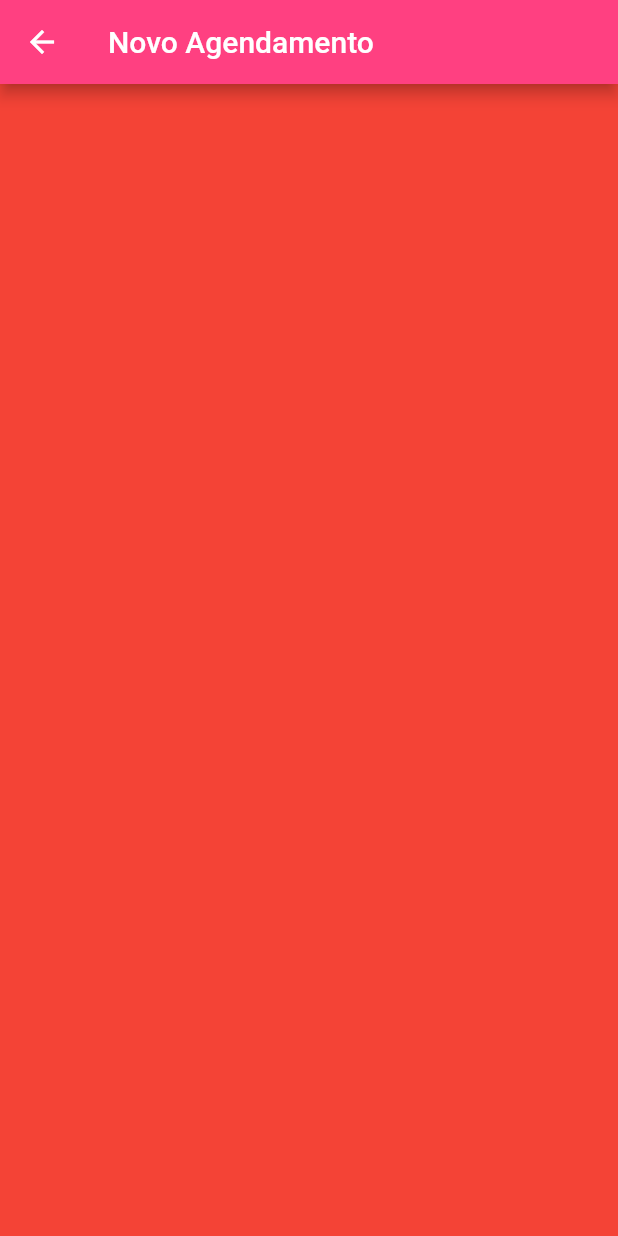
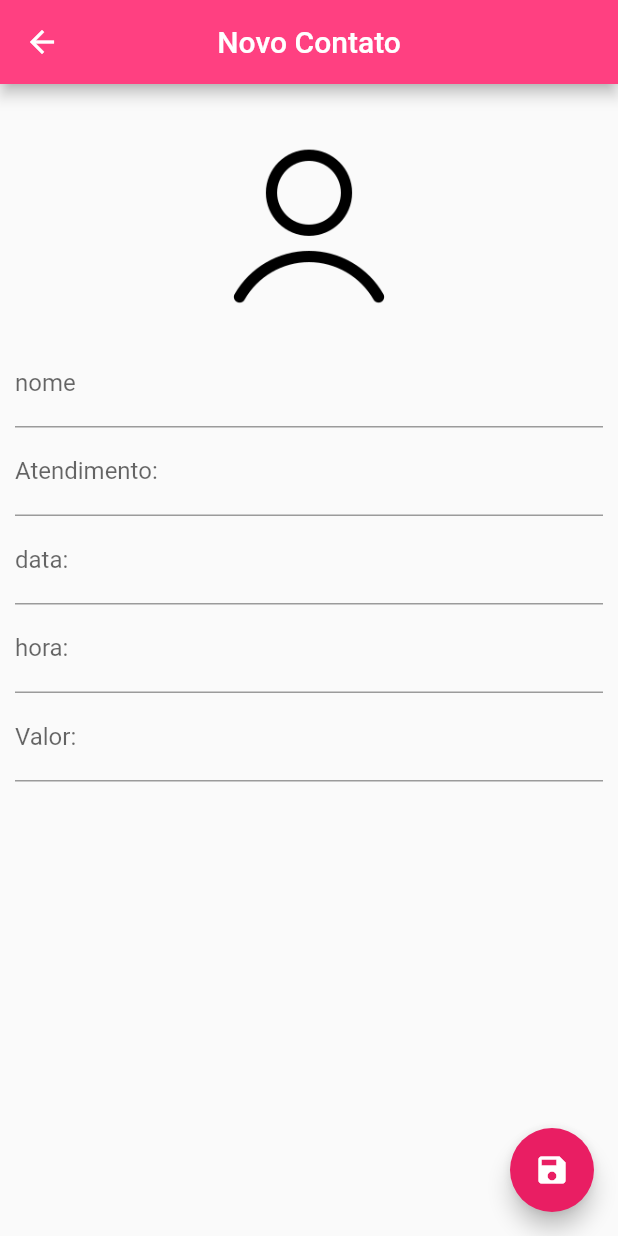
Before and after one commit to rafaelnepomuceno00/salao, a Flutter app: the DrawerPerson widget shown alone on an empty page, opened directly, after a tap on "Tela Inicial", after a tap on the "add" icon, on a phone screen of 412 x 824 dp. Run offline on Flutter 3.47's test engine with Material 2 defaults, Android fonts, the phone set to English and light mode, and no system bars; our stand-ins replace sqflite; accounts and stored records are empty.

Commit message:
- ajustes no banco de dados - Cards da tela principa/agendamentos pronto - tela de efetuar agendamento estruturada mas sem o date/time picker

```diff
--- a/lib/screens/home_page.dart
+++ b/lib/screens/home_page.dart
@@ -1,25 +1,44 @@
 import 'package:flutter/cupertino.dart';
 import 'package:flutter/material.dart';
+import 'package:salao/helpers/register_helper.dart';
 import 'package:salao/screens/register_page.dart';
 import 'package:salao/widgets/drawer_person.dart';
 
-class HomePage extends StatelessWidget {
+class HomePage extends StatefulWidget {
+  @override
+  _HomePageState createState() => _HomePageState();
+}
+
+class _HomePageState extends State<HomePage> {
+  RegisterHelper helper = RegisterHelper();
+
+  List<Register> register = List();
+
+  @override
+  void initState() {
+    helper.getAllRegisters().then((list) {
+      setState(() {
+        register = list;
+      });
+    });
+  }
+
   @override
   Widget build(BuildContext context) {
     return Scaffold(
       appBar: AppBar(
-        title: Image.network(
-          'https://static.vakinha.com.br/uploads/vakinha/image/324910/1_21_180207032723_adesivo-de-parede-salao-de-beleza-07.png?ims=700x410',
-          width: 100,
-          height: 100,
-        ),
+        title: Text('logo que carla fizer'),
         backgroundColor: Colors.pinkAccent,
         centerTitle: true,
-        elevation: 0.2,
       ),
+      backgroundColor: Colors.white,
       drawer: DrawerPerson(),
-      body: Container(
-        color: Colors.white,
+      body: ListView.builder(
+        padding: EdgeInsets.all(10.0),
+        itemCount: register.length,
+        itemBuilder: (context, index) {
+          return _registerCard(context, index);
+        },
       ),
       floatingActionButton: FloatingActionButton(
         onPressed: () {
@@ -35,4 +54,35 @@ class HomePage extends StatelessWidget {
       ),
     );
   }
+
+  Widget _registerCard(BuildContext context, int index) {
+    return GestureDetector(
+      child: Card(
+        shape:
+            RoundedRectangleBorder(borderRadius: BorderRadius.circular(12.5)),
+        child: Padding(
+          padding: EdgeInsets.all(10.0),
+          child: Column(
+            crossAxisAlignment: CrossAxisAlignment.start,
+            children: <Widget>[
+              Text(
+                register[index].name ?? " ",
+                style: TextStyle(fontSize: 22.0, fontWeight: FontWeight.bold),
+                overflow: TextOverflow.clip,
+                maxLines: 1,
+              ),
+              Text(
+                register[index].atend ?? " ",
+                style: TextStyle(
+                  fontSize: 18.0,
+                ),
+                overflow: TextOverflow.clip,
+                maxLines: 1,
+              ),
+            ],
+          ),
+        ),
+      ),
+    );
+  }
 }
--- a/lib/screens/register_page.dart
+++ b/lib/screens/register_page.dart
@@ -1,26 +1,111 @@
 import 'package:flutter/material.dart';
+import 'package:salao/helpers/register_helper.dart';
 
 class RegisterPage extends StatefulWidget {
+  final Register register;
+
+  RegisterPage({this.register});
+
   @override
   _RegisterPageState createState() => _RegisterPageState();
 }
 
 class _RegisterPageState extends State<RegisterPage> {
+
+  bool _userEdited = false;
+
+  Register _editedRegister;
+
+  @override
+  void initState() {
+    if (widget.register == null) {
+      _editedRegister = Register();
+    } else {
+      _editedRegister = Register.fromMap(widget.register.toMap());
+    }
+  }
+
   @override
   Widget build(BuildContext context) {
-    return WillPopScope(
-      child: Scaffold(
-        appBar: AppBar(
-          title: Text('Novo Agendamento'),
+    return Scaffold(
+      appBar: AppBar(
+        title: Text(_editedRegister.name ?? 'Novo Contato'),
+        centerTitle: true,
+      ),
+      floatingActionButton: FloatingActionButton(
+        onPressed: () {},
+        child: Icon(Icons.save),
+      ),
+      body: SingleChildScrollView(
+        padding: EdgeInsets.all(10.0),
+        child: Column(
+          mainAxisAlignment: MainAxisAlignment.center,
+          children: <Widget>[
+            Container(
+              width: 160.0,
+              height: 160.0,
+              decoration: BoxDecoration(
+                shape: BoxShape.circle,
+                image: DecorationImage(
+                    image: AssetImage("images/person-male.png"),
+                    fit: BoxFit.cover),
+              ),
+            ),
+            TextField(
+              decoration: InputDecoration(
+                labelText: 'nome'
+              ),
+              onChanged: (text){
+                setState(() {
+                  _userEdited = true;
+                  _editedRegister.name = text;
+                });
+              },
+            ),
+            TextField(
+              decoration: InputDecoration(
+                labelText: 'Atendimento:'
+              ),
+              onChanged: (text){
+                _userEdited = true;
+                _editedRegister.atend = text;
 
-        ),
-        body: Container(
-          color: Colors.red,
+              },
+            ),
+            TextField(
+              decoration: InputDecoration(
+                labelText: 'data:'
+              ),
+              onChanged: (text){
+                _userEdited = true;
+                _editedRegister.data = text;
+
+              },
+            ),
+            TextField(
+              decoration: InputDecoration(
+                labelText: 'hora:'
+              ),
+              onChanged: (text){
+                _userEdited = true;
+                _editedRegister.hora = text;
+
+              },
+            ),
+            TextField(
+              keyboardType: TextInputType.numberWithOptions(),
+              decoration: InputDecoration(
+                labelText: 'Valor:'
+              ),
+              onChanged: (text){
+                _userEdited = true;
+                _editedRegister.valor = text;
+
+              },
+            ),
+          ],
         ),
       ),
-      onWillPop: (){
-
-      },
     );
   }
 }
--- a/lib/widgets/drawer_person.dart
+++ b/lib/widgets/drawer_person.dart
@@ -35,17 +35,36 @@ class DrawerPerson extends StatelessWidget {
           indent: 10,
         ),
         ListTile(
+            title: Text('Agendamentos'),
+            leading: Icon(
+              Icons.import_contacts
+              ,
+              color: Color.fromARGB(120, 120, 120, 120),
+            ),
+            onTap: () {
+              Navigator.pop(context);
+              Navigator.push(
+                context,
+                MaterialPageRoute(builder: (context) => Calendario()),
+              );
+            }),
+        Divider(
+          color: Color.fromARGB(120, 120, 120, 120),
+          endIndent: 10,
+          indent: 10,
+        ),
+        ListTile(
             title: Text('Calendário'),
             leading: Icon(
               Icons.calendar_today,
               color: Color.fromARGB(120, 120, 120, 120),
             ),
             onTap: () {
-                  Navigator.pop(context);
-                  Navigator.push(
-                    context,
-                    MaterialPageRoute(builder: (context) => Calendario()),
-                  );
+              Navigator.pop(context);
+              Navigator.push(
+                context,
+                MaterialPageRoute(builder: (context) => Calendario()),
+              );
             }),
         Divider(
           color: Color.fromARGB(120, 120, 120, 120),
@@ -88,7 +107,6 @@ class DrawerPerson extends StatelessWidget {
           endIndent: 10,
           indent: 10,
         ),
-
       ],
     ));
   }
--- a/pubspec.yaml
+++ b/pubspec.yaml
@@ -50,6 +50,8 @@ flutter:
   # assets:
   #   - images/a_dot_burr.jpeg
   #   - images/a_dot_ham.jpeg
+  assets:
+    - images/person-male.png
 
   # An image asset can refer to one or more resolution-specific "variants", see
   # https://flutter.dev/assets-and-images/#resolution-aware.
```
Also changed, not shown: lib/helpers/register_helper.dart (+44 -28 lines), images/person-male.png (added).
